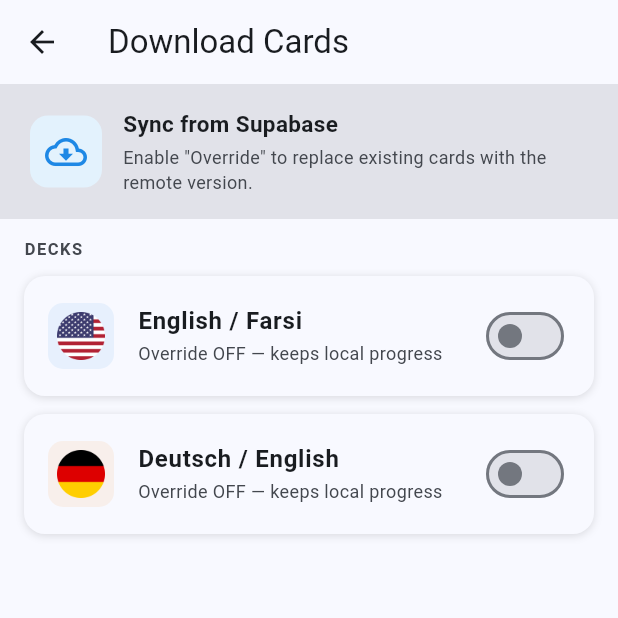
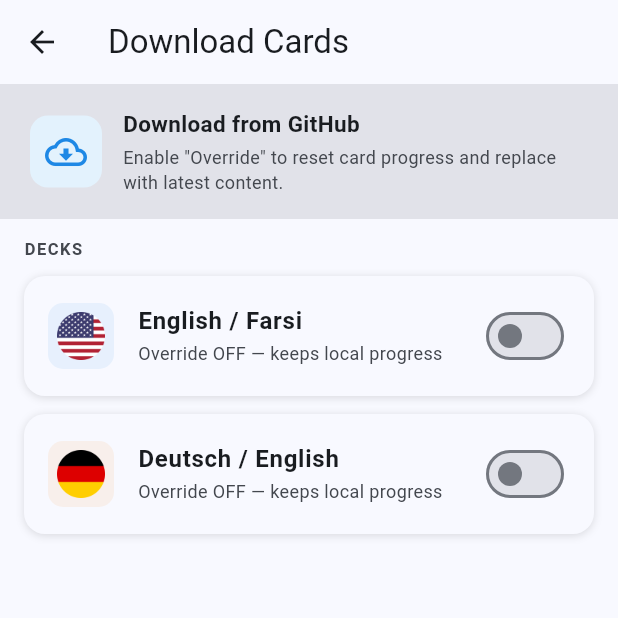
Before and after one commit to akz792000/leitner_cards, a Flutter app: the screen it shows after launch, after a tap on the "menu" icon, after a tap on "English", after a tap on "Sync Cards", on a phone screen of 412 x 824 dp, the top half of it. Run offline on Flutter 3.47's test engine with Material 3 defaults, Android fonts, the phone set to English and light mode, and no system bars; our stand-ins replace flutter_spinkit, get, hive, hive_flutter, sizer, timezone; accounts and stored records are empty; network calls fail.

Commit message:
Remove Supabase: cards from GitHub JSON, progress in Hive only
- Remove supabase_flutter and flutter_dotenv dependencies
- SyncService: fetch cards from GitHub (en_fa.json, de_en.json) on startup
- DownloadScreen: fetch from GitHub instead of Supabase
- LeitnerScreen: remove pushProgress Supabase call
- main.dart: remove Supabase init, dotenv, SSL override, auth check
- Rename card sources from File_0/File_2 to en_fa/de_en

Co-authored-by: Copilot <223556219+Copilot@users.noreply.github.com>

```diff
--- a/lib/main.dart
+++ b/lib/main.dart
@@ -1,12 +1,8 @@
-import 'dart:io';
-import 'package:flutter/foundation.dart';
 import 'package:flutter/material.dart';
-import 'package:flutter_dotenv/flutter_dotenv.dart';
 import 'package:get/get.dart';
 import 'package:hive_flutter/hive_flutter.dart';
 import 'package:path_provider/path_provider.dart' as path_provider;
 import 'package:sizer/sizer.dart';
-import 'package:supabase_flutter/supabase_flutter.dart';
 import 'package:timezone/data/latest.dart' as tz;
 
 import 'config/app_theme.dart';
@@ -19,38 +15,20 @@ import 'service/theme_service.dart';
 
 Future<void> main() async {
   WidgetsFlutterBinding.ensureInitialized();
-  // iOS Simulator: override SSL certificate verification in debug builds only
-  if (kDebugMode) {
-    HttpOverrides.global = _DevHttpOverrides();
-  }
   await setup();
   runApp(const MyApp());
 }
 
 Future<void> setup() async {
-  // Time zones
   tz.initializeTimeZones();
 
-  // Environment
-  await dotenv.load(fileName: '.env');
-
-  // Supabase
-  await Supabase.initialize(
-    url: dotenv.env['SUPABASE_URL']!,
-    anonKey: dotenv.env['SUPABASE_ANON_KEY']!,
-  );
-
-  // Hive
   await Hive.initFlutter();
-
   Hive.registerAdapter(CardEntityAdapter());
-
   await Hive.openBox<CardEntity>(CardRepository.boxId);
 
-  Directory directory = await path_provider.getApplicationDocumentsDirectory();
+  final directory = await path_provider.getApplicationDocumentsDirectory();
   debugPrint("Hive directory: ${directory.path}");
 
-  // Dependency injection
   await DependencyConfig.registerDependencies();
 }
 
@@ -76,7 +54,7 @@ class _MyAppState extends State<MyApp> {
     return Sizer(
       builder: (context, orientation, deviceType) {
         return Obx(() => MaterialApp(
-          title: 'Learning Leitner',
+          title: 'FlashMind',
           theme: AppTheme.light,
           darkTheme: AppTheme.dark,
           themeMode: themeService.mode,
@@ -88,14 +66,3 @@ class _MyAppState extends State<MyApp> {
     );
   }
 }
-
-/// Bypasses SSL certificate verification in debug builds.
-/// Required for iOS Simulator where Dart's BoringSSL may fail to verify
-/// Supabase's certificate chain. Has no effect in release builds.
-class _DevHttpOverrides extends HttpOverrides {
-  @override
-  HttpClient createHttpClient(SecurityContext? context) {
-    return super.createHttpClient(context)
-      ..badCertificateCallback = (X509Certificate cert, String host, int port) => true;
-  }
-}
--- a/lib/service/sync_service.dart
+++ b/lib/service/sync_service.dart
@@ -1,7 +1,7 @@
-import 'package:flutter/material.dart';
+import 'dart:convert';
+
 import 'package:get/get.dart';
-import 'package:supabase_flutter/supabase_flutter.dart';
-import 'package:timezone/timezone.dart' as tz;
+import 'package:http/http.dart' as http;
 
 import '../entity/card_entity.dart';
 import '../enums/group_code.dart';
@@ -10,169 +10,77 @@ import '../util/date_time_util.dart';
 
 class SyncService {
   final CardRepository _cardRepository = Get.find<CardRepository>();
-  final _client = Supabase.instance.client;
 
-  /// Saves a card to both Hive and Supabase.
-  /// If Supabase fails → rolls back Hive. All or nothing.
+  static const String _baseUrl =
+      'https://raw.githubusercontent.com/akz792000/Dictionary/main';
+
+  static const List<Map<String, dynamic>> _sources = [
+    {'url': '$_baseUrl/en_fa.json'},
+    {'url': '$_baseUrl/de_en.json'},
+  ];
+
+  /// Saves a card to Hive.
   Future<void> saveCard(CardEntity card) async {
-    final existing = _cardRepository.findById(card.id);
     await _cardRepository.merge(card);
-    try {
-      await pushCard(card);
-    } catch (e) {
-      // Rollback Hive
-      if (existing == null) {
-        await _cardRepository.remove(card);
-      } else {
-        await _cardRepository.merge(existing);
-      }
-      rethrow;
-    }
   }
 
-  /// Removes a card from both Hive and Supabase.
-  /// If Supabase fails → rolls back Hive. All or nothing.
+  /// Removes a card from Hive.
   Future<void> removeCard(CardEntity card) async {
     await _cardRepository.remove(card);
-    try {
-      await deleteCard(card.id);
-    } catch (e) {
-      await _cardRepository.merge(card); // Rollback Hive
-      rethrow;
-    }
   }
 
-  /// Removes multiple cards from both Hive and Supabase.
-  /// If Supabase fails → rolls back Hive. All or nothing.
+  /// Removes multiple cards from Hive.
   Future<void> removeCards(List<CardEntity> cards) async {
     if (cards.isEmpty) return;
     await _cardRepository.removeList(cards);
-    try {
-      await deleteCards(cards.map((c) => c.id).toList());
-    } catch (e) {
-      // Rollback Hive
-      for (final card in cards) {
-        await _cardRepository.merge(card);
-      }
-      rethrow;
-    }
   }
 
-  /// Upserts a card's content to Supabase `cards` table.
-  Future<void> pushCard(CardEntity card) async {
-    await _client.from('cards').upsert({
-      'id': card.id,
-      'fa': card.fa,
-      'en': card.en,
-      'de': card.de,
-      'description': card.desc,
-      'group_code': card.groupCode.index,
-      'modified': card.modified.toUtc().toIso8601String(),
-    });
-  }
+  /// Called on app startup — fetches latest cards from GitHub and updates Hive.
+  /// Preserves existing progress. Skips silently if offline.
+  Future<void> syncOnStartup(void Function(String) onStatus) async {
+    for (final source in _sources) {
+      try {
+        onStatus('Downloading cards...');
+        final response = await http.get(Uri.parse(source['url'] as String));
+        if (response.statusCode != 200) continue;
 
-  /// Deletes a single card from Supabase (progress cascades).
-  Future<void> deleteCard(int id) async {
-    await _client.from('cards').delete().eq('id', id);
-  }
-
-  /// Deletes multiple cards from Supabase (progress cascades).
-  Future<void> deleteCards(List<int> ids) async {
-    if (ids.isEmpty) return;
-    await _client.from('cards').delete().inFilter('id', ids);
-  }
-
-  /// Called on app startup — bidirectional sync of content and progress.
-  Future<void> syncOnStartup(void Function(String) onStatus) async {
-    try {
-      onStatus('Syncing card content...');
-      await _syncCardContent();
-
-      onStatus('Syncing progress...');
-      await _syncProgress();
-    } catch (e) {
-      debugPrint('Sync error: $e');
-    }
-  }
-
-  /// Pulls card content from Supabase. Updates local only if remote is newer.
-  /// Always preserves local progress (level, subLevel, order).
-  Future<void> _syncCardContent() async {
-    final rows = await _client.from('cards').select();
-
-    for (final row in rows) {
-      final remoteModified = DateTime.parse(row['modified']).toUtc();
-      final existing = _cardRepository.findById(row['id'] as int);
-
-      if (existing == null || remoteModified.isAfter(existing.modified.toUtc())) {
-        await _cardRepository.merge(CardEntity(
-          id: row['id'] as int,
-          created: existing?.created ?? DateTimeUtil.now(),
-          modified: tz.TZDateTime.from(remoteModified, tz.local),
-          level: existing?.level ?? CardEntity.initLevel,
-          subLevel: existing?.subLevel ?? CardEntity.initSubLevel,
-          order: existing?.order ?? 0,
-          fa: row['fa'] ?? '',
-          en: row['en'] ?? '',
-          de: row['de'] ?? '',
-          desc: row['description'] ?? '',
-          groupCode: GroupCode.values[row['group_code'] ?? 0],
-        ));
+        final List<dynamic> rows = json.decode(response.body);
+        onStatus('Saving ${rows.length} cards...');
+        for (final row in rows) {
+          await _persistCard(row as Map<String, dynamic>);
+        }
+      } catch (_) {
+        // Offline or fetch failed — skip silently, use cached Hive data
       }
     }
   }
 
-  /// Bidirectional progress sync:
-  ///   - Remote newer → update local
-  ///   - Local newer  → push to remote (catches offline changes)
-  Future<void> _syncProgress() async {
-    final rows = await _client.from('progress').select();
+  Future<void> _persistCard(Map<String, dynamic> element) async {
+    final id = element['id'] as int? ?? 0;
+    final existing = _cardRepository.findById(id);
 
-    final remoteMap = <int, Map<String, dynamic>>{
-      for (final row in rows) row['card_id'] as int: row,
-    };
+    final entity = CardEntity(
+      id: id,
+      created: existing?.created ?? DateTimeUtil.now(),
+      modified: existing?.modified ?? DateTimeUtil.now(),
+      level: existing?.level ?? CardEntity.initLevel,
+      subLevel: existing?.subLevel ?? CardEntity.initSubLevel,
+      order: existing?.order ?? 0,
+      fa: element['fa'] ?? '',
+      en: element['en'] ?? '',
+      de: element['de'] ?? '',
+      desc: element['desc'] ?? '',
+      groupCode: GroupCode.values[element['groupCode'] ?? GroupCode.english.index],
+    );
 
-    // Pull: apply remote progress that is newer than local
-    for (final row in rows) {
-      final cardId = row['card_id'] as int;
-      final remoteModified = DateTime.parse(row['modified']).toUtc();
-      final existing = _cardRepository.findById(cardId);
+    final contentChanged = existing == null ||
+        existing.fa != entity.fa ||
+        existing.en != entity.en ||
+        existing.de != entity.de ||
+        existing.desc != entity.desc;
 
-      if (existing != null && remoteModified.isAfter(existing.modified.toUtc())) {
-        existing.level = row['level'] as int;
-        existing.subLevel = row['sub_level'] as int;
-        existing.order = row['order'] as int;
-        existing.modified = tz.TZDateTime.from(remoteModified, tz.local);
-        await _cardRepository.merge(existing);
-      }
-    }
-
-    // Push: send local progress that is newer than remote (or not yet on remote)
-    final allCards = _cardRepository.findAll().cast<CardEntity>();
-
-    for (final card in allCards) {
-      final remoteRow = remoteMap[card.id];
-      final shouldPush = remoteRow == null ||
-          card.modified.toUtc().isAfter(DateTime.parse(remoteRow['modified']).toUtc());
-
-      if (shouldPush) {
-        await pushProgress(card);
-      }
-    }
-  }
-
-  /// Silently pushes a single card's progress after a level change.
-  Future<void> pushProgress(CardEntity card) async {
-    try {
-      await _client.from('progress').upsert({
-        'card_id': card.id,
-        'level': card.level,
-        'sub_level': card.subLevel,
-        'order': card.order,
-        'modified': card.modified.toUtc().toIso8601String(),
-      });
-    } catch (e) {
-      debugPrint('Push progress error: $e');
+    if (contentChanged) {
+      await _cardRepository.merge(entity);
     }
   }
 }
--- a/lib/view/download_screen.dart
+++ b/lib/view/download_screen.dart
@@ -1,8 +1,10 @@
+import 'dart:convert';
+
 import 'package:flutter/material.dart';
 import 'package:get/get.dart';
+import 'package:http/http.dart' as http;
 import 'package:leitner_cards/entity/card_entity.dart';
 import 'package:leitner_cards/enums/group_code.dart';
-import 'package:supabase_flutter/supabase_flutter.dart';
 import '../repository/card_repository.dart';
 import 'package:leitner_cards/util/date_time_util.dart';
 
@@ -15,48 +17,65 @@ class DownloadScreen extends StatefulWidget {
 
 class _DownloadScreenState extends State<DownloadScreen> {
   final CardRepository _cardRepository = Get.find<CardRepository>();
-  final _client = Supabase.instance.client;
+
+  static const String _baseUrl =
+      'https://raw.githubusercontent.com/akz792000/Dictionary/main';
 
   final List<Map<String, dynamic>> _items = [
-    {"name": "English / Farsi", "icon": "en", "toggle": false, "groupCode": 0},
-    {"name": "Deutsch / English", "icon": "de", "toggle": false, "groupCode": 1},
+    {
+      "name": "English / Farsi",
+      "icon": "en",
+      "toggle": false,
+      "url": "$_baseUrl/en_fa.json",
+    },
+    {
+      "name": "Deutsch / English",
+      "icon": "de",
+      "toggle": false,
+      "url": "$_baseUrl/de_en.json",
+    },
   ];
 
   bool _loading = false;
 
   Future<void> _persistCard(Map<String, dynamic> element, bool override) async {
+    final id = element["id"] as int? ?? 0;
+    final existing = _cardRepository.findById(id);
+
     final entity = CardEntity(
-      id: element["id"] ?? 0,
-      created: DateTimeUtil.now(),
-      modified: DateTimeUtil.now(),
-      level: CardEntity.initLevel,
-      subLevel: CardEntity.initSubLevel,
-      order: 0,
+      id: id,
+      created: existing?.created ?? DateTimeUtil.now(),
+      modified: existing?.modified ?? DateTimeUtil.now(),
+      // Preserve progress unless override is on
+      level: (override || existing == null) ? CardEntity.initLevel : existing.level,
+      subLevel: (override || existing == null) ? CardEntity.initSubLevel : existing.subLevel,
+      order: (override || existing == null) ? 0 : existing.order,
       fa: element["fa"] ?? "",
       en: element["en"] ?? "",
       de: element["de"] ?? "",
-      desc: element["description"] ?? "",
-      groupCode: GroupCode.values[element["group_code"] ?? GroupCode.english.index],
+      desc: element["desc"] ?? "",
+      groupCode: GroupCode.values[element["groupCode"] ?? GroupCode.english.index],
     );
-    final existing = _cardRepository.findById(entity.id);
-    if (existing == null ||
-        override ||
+
+    final contentChanged = existing == null ||
         existing.fa != entity.fa ||
         existing.en != entity.en ||
         existing.de != entity.de ||
-        existing.desc != entity.desc) {
+        existing.desc != entity.desc;
+
+    if (override || contentChanged) {
       await _cardRepository.merge(entity);
     }
   }
 
   Future<void> _download(Map<String, dynamic> item) async {
-    try {
-      final rows = await _client.from('cards').select().eq('group_code', item['groupCode']);
-      for (final row in rows) {
-        await _persistCard(row, item['toggle']);
-      }
-    } catch (e) {
-      debugPrint('Download error: $e');
+    final response = await http.get(Uri.parse(item['url'] as String));
+    if (response.statusCode != 200) {
+      throw Exception('Failed to download ${item['name']}: HTTP ${response.statusCode}');
+    }
+    final List<dynamic> rows = json.decode(response.body);
+    for (final row in rows) {
+      await _persistCard(row as Map<String, dynamic>, item['toggle'] as bool);
     }
   }
 
@@ -114,11 +133,11 @@ class _DownloadScreenState extends State<DownloadScreen> {
                   child: Column(
                     crossAxisAlignment: CrossAxisAlignment.start,
                     children: [
-                      const Text('Sync from Supabase',
+                      const Text('Download from GitHub',
                           style: TextStyle(fontWeight: FontWeight.bold, fontSize: 15)),
                       const SizedBox(height: 3),
                       Text(
-                        'Enable "Override" to replace existing cards with the remote version.',
+                        'Enable "Override" to reset card progress and replace with latest content.',
                         style: TextStyle(fontSize: 12, color: cs.onSurfaceVariant),
                       ),
                     ],
@@ -148,7 +167,7 @@ class _DownloadScreenState extends State<DownloadScreen> {
           ..._items.asMap().entries.map((entry) {
             final i = entry.key;
             final item = entry.value;
-            final isEnglish = item['groupCode'] == 0;
+            final isEnglish = item['icon'] == 'en';
             final accentColor = isEnglish ? Colors.blue.shade600 : Colors.orange.shade700;
 
             return Container(
@@ -170,7 +189,7 @@ class _DownloadScreenState extends State<DownloadScreen> {
                 ),
                 title: Text(item['name'], style: const TextStyle(fontWeight: FontWeight.bold)),
                 subtitle: Text(
-                  item['toggle'] ? 'Override ON — remote wins' : 'Override OFF — keeps local progress',
+                  item['toggle'] ? 'Override ON — resets progress' : 'Override OFF — keeps local progress',
                   style: TextStyle(fontSize: 12, color: cs.onSurfaceVariant),
                 ),
                 trailing: Switch(
--- a/lib/view/leitner_screen.dart
+++ b/lib/view/leitner_screen.dart
@@ -13,7 +13,6 @@ import '../enums/language_code.dart';
 import '../enums/group_code.dart';
 import '../enums/level_direction.dart';
 import '../service/route_service.dart';
-import '../service/sync_service.dart';
 import '../util/date_time_util.dart';
 import 'widget/animated_gradient_background.dart';
 import 'widget/animated_button.dart';
@@ -162,9 +161,6 @@ class _LeitnerScreenState extends State<LeitnerScreen> {
       _level = _cardEntity.level;
       _levelChangedMap[_cardEntity.id] = direction;
     });
-
-    // Silently push progress to Supabase in the background
-    Get.find<SyncService>().pushProgress(_cardEntity);
 
     if (_index < _cards.length - 1) {
       _pageController.animateToPage(
--- a/pubspec.yaml
+++ b/pubspec.yaml
@@ -38,8 +38,7 @@ dependencies:
   flutter_spinkit: ^5.1.0
   get: ^4.6.5
   path_provider: any
-  supabase_flutter: ^2.12.4
-  flutter_dotenv: ^6.0.1
+  http: ^1.2.2
 dev_dependencies:
   flutter_test:
     sdk: flutter
@@ -67,7 +66,6 @@ flutter:
 
   # To add assets to your application, add an assets section, like this:
   assets:
-    - .env
     - assets/
     - assets/flags/
 
```
Also changed, not shown: pubspec.lock, 6 other files.
